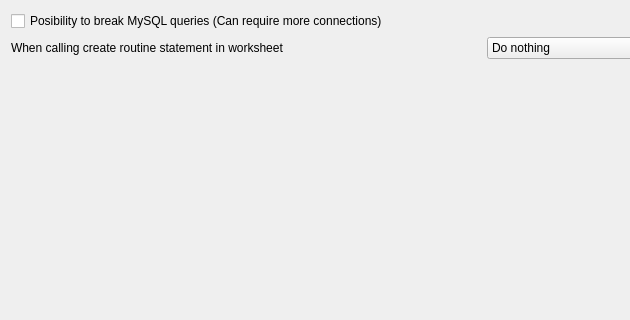
Qt form src/connection/toqmysqlsettingui.ui (tora-tool/tora) before a commit; both pictures show x 0 to 630 and y 0 to 320 of the 730 by 517 pixel window.
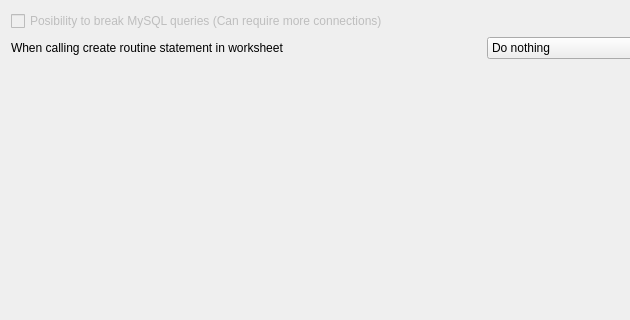
The same form after that commit.

```diff
--- a/src/connection/toqmysqlsettingui.ui
+++ b/src/connection/toqmysqlsettingui.ui
@@ -21,7 +21,10 @@
     <number>6</number>
    </property>
    <item row="0" column="0" colspan="2">
-    <widget class="QCheckBox" name="checkBox">
+    <widget class="QCheckBox" name="BreakConnections">
+     <property name="enabled">
+      <bool>false</bool>
+     </property>
      <property name="text">
       <string>Posibility to break MySQL queries (Can require more connections)</string>
      </property>
```
Left out of the diff: 2 changed lines with no effect on the pictures.
